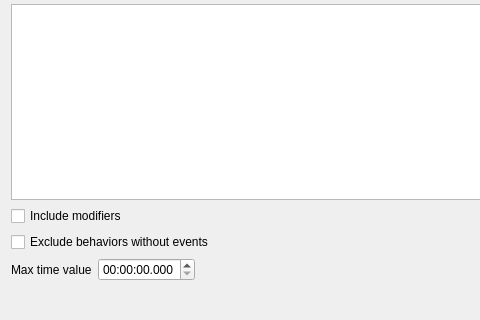
Above: param_panel.ui from olivierfriard/BORIS before the change; both pictures show x 0 to 480 and y 306 to 626 of the 670 by 626 pixel window. Below: the same form after it.
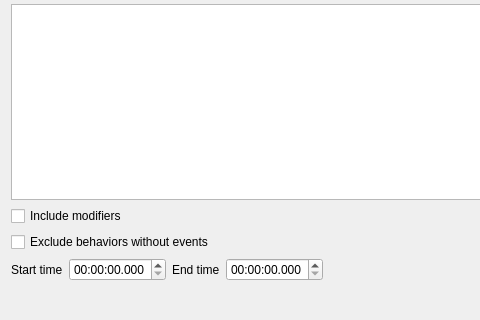
That is the form after the change.

Diff of the .ui file:
```diff
--- a/param_panel.ui
+++ b/param_panel.ui
@@ -13,6 +13,8 @@
   <property name="windowTitle">
    <string>Parameters</string>
   </property>
+  <layout class="QVBoxLayout" name="verticalLayout_2">
+   <item>
   <layout class="QVBoxLayout" name="verticalLayout">
    <item>
     <widget class="QLabel" name="lbSubjects">
@@ -101,14 +103,28 @@
    <item>
     <layout class="QHBoxLayout" name="horizontalLayout">
      <item>
-      <widget class="QLabel" name="lbMaxTime">
+        <widget class="QLabel" name="lbStartTime">
        <property name="text">
-        <string>Max time value</string>
+          <string>Start time</string>
        </property>
       </widget>
      </item>
      <item>
-      <widget class="QTimeEdit" name="teMaxTime">
+        <widget class="QTimeEdit" name="teStartTime">
+         <property name="displayFormat">
+          <string>hh:mm:ss.zzz</string>
+         </property>
+        </widget>
+       </item>
+       <item>
+        <widget class="QLabel" name="lbEndTime">
+         <property name="text">
+          <string>End time</string>
+         </property>
+        </widget>
+       </item>
+       <item>
+        <widget class="QTimeEdit" name="teEndTime">
        <property name="displayFormat">
         <string>hh:mm:ss.zzz</string>
        </property>
@@ -157,6 +173,8 @@
         <string>OK</string>
        </property>
       </widget>
+       </item>
+      </layout>
      </item>
     </layout>
    </item>
```
Lines whose indentation alone changed are shown as unchanged.
